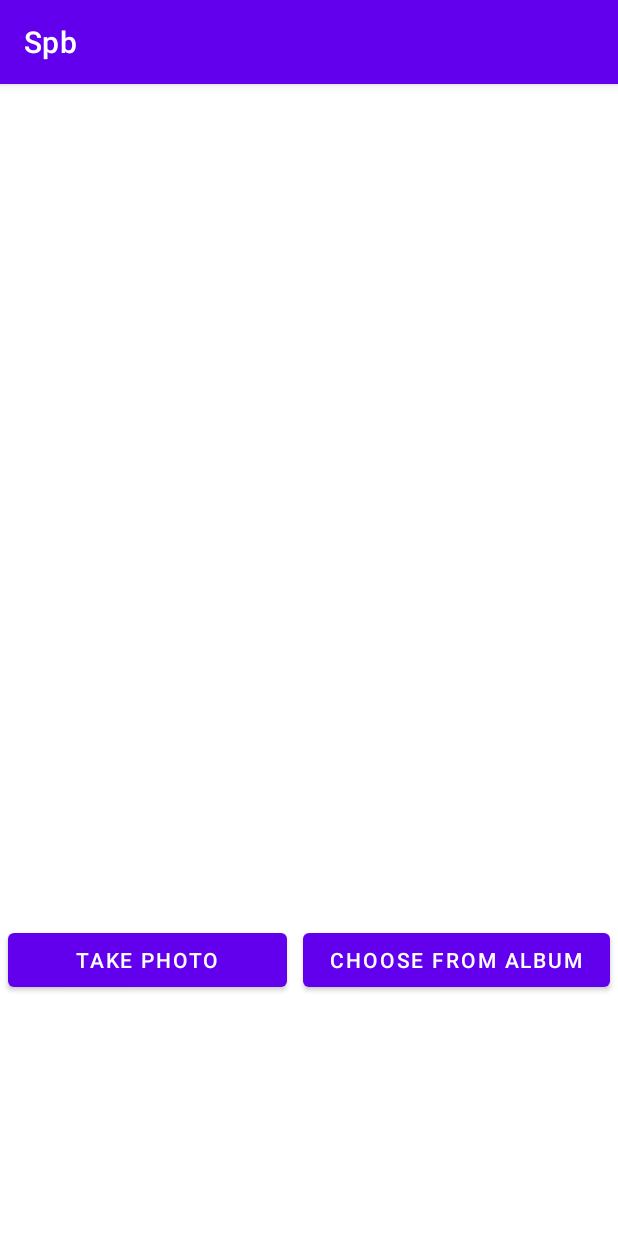
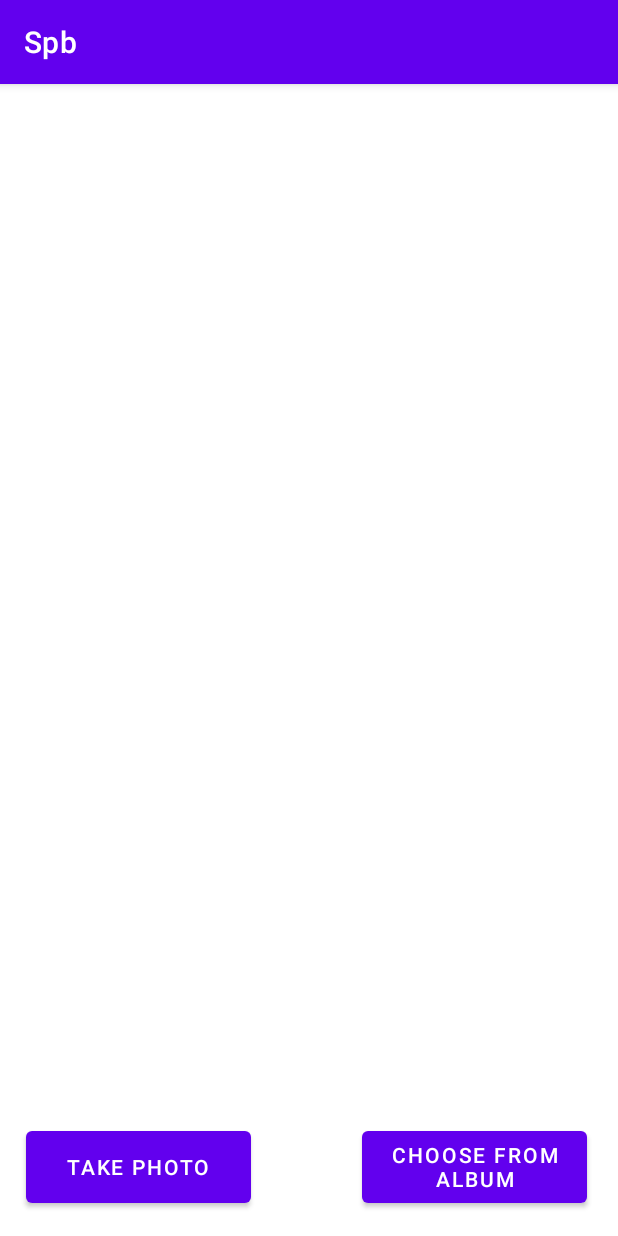
Before and after one commit to JLU-Android-Project-developers/Smoke-Pollution-Detection-app, an Android app: the screen it shows after launch (useCamera before the commit, ChoosePhoto after it), in the options menu, after a tap on "ChoosePhoto", on a phone screen of 412 x 824 dp. Run offline under Robolectric (Android 15) with nearby library versions, the phone set to English and light mode, and no system bars; pictures from the network do not load.

Commit message:
修改XML样式（较好自适应）

```diff
--- a/AndroidProject/app/build.gradle
+++ b/AndroidProject/app/build.gradle
@@ -37,7 +37,10 @@ dependencies {
     implementation 'androidx.constraintlayout:constraintlayout:2.0.4'
     implementation 'androidx.navigation:navigation-fragment:2.3.5'
     implementation 'androidx.navigation:navigation-ui:2.3.5'
+    //implementation 'com.github.yalantis:ucrop:2.2.3'
     testImplementation 'junit:junit:4.+'
     androidTestImplementation 'androidx.test.ext:junit:1.1.2'
     androidTestImplementation 'androidx.test.espresso:espresso-core:3.3.0'
+
+//    compile 'com.yalantis:ucrop:2.2.0'
 }
--- a/AndroidProject/app/src/main/java/com/example/spb/MainActivity.java
+++ b/AndroidProject/app/src/main/java/com/example/spb/MainActivity.java
@@ -5,7 +5,6 @@ import android.util.Log;
 import android.os.Bundle;
 import android.view.View;
 import android.widget.Button;
-import android.widget.TextView;
 import android.widget.Toast;
 import android.view.Menu;
 import android.view.MenuItem;
@@ -55,7 +54,7 @@ public class MainActivity extends AppCompatActivity {
                 Toast.makeText(this,"Remove!",Toast.LENGTH_LONG).show();
                 break;
             case R.id.ChoosePhoto_item:
-                Intent intent2 = new Intent(MainActivity.this,useCamera.class);
+                Intent intent2 = new Intent(MainActivity.this, ChoosePhoto.class);
                 startActivity(intent2);
                 break;
             default:
--- a/AndroidProject/app/src/main/res/layout/activity_use_camera.xml
+++ b/AndroidProject/app/src/main/res/layout/activity_use_camera.xml
@@ -1,48 +1,51 @@
 <?xml version="1.0" encoding="utf-8"?>
-<LinearLayout xmlns:android="http://schemas.android.com/apk/res/android"
+<androidx.constraintlayout.widget.ConstraintLayout xmlns:android="http://schemas.android.com/apk/res/android"
     xmlns:app="http://schemas.android.com/apk/res-auto"
     xmlns:tools="http://schemas.android.com/tools"
     android:orientation="vertical"
     android:layout_width="match_parent"
     android:layout_height="match_parent"
-    tools:context=".useCamera">
+    tools:context=".ChoosePhoto">
 
     <ImageView
         android:id="@+id/photo"
-        android:layout_width="402dp"
-        android:layout_height="560dp"
-        android:layout_gravity="center_horizontal" />
+        android:layout_width="353dp"
+        android:layout_height="546dp"
+        android:layout_gravity="center_horizontal"
+        app:layout_constraintEnd_toEndOf="parent"
+        app:layout_constraintStart_toStartOf="parent"
+        tools:layout_editor_absoluteY="30dp" />
 
     <Button
         android:id="@+id/go_next"
-        android:layout_width="match_parent"
-        android:layout_height="20dp"
-        android:layout_marginLeft="5dp"
-        android:layout_marginRight="5dp"
-        android:layout_weight="1"
-        android:text="Next" />
+        android:layout_width="360dp"
+        android:layout_height="50dp"
+        android:layout_marginBottom="80dp"
+        android:text="Next"
+        app:layout_constraintBottom_toBottomOf="parent"
+        app:layout_constraintEnd_toEndOf="parent"
+        app:layout_constraintHorizontal_bias="0.49"
+        app:layout_constraintStart_toStartOf="parent" />
 
-    <LinearLayout
-        android:layout_width="match_parent"
-        android:layout_height="wrap_content"
-        android:orientation="horizontal">
+    <Button
+        android:id="@+id/take_photo"
+        android:layout_width="150dp"
+        android:layout_height="60dp"
+        android:text="Take Photo"
+        android:layout_marginBottom="16dp"
+        app:layout_constraintBottom_toBottomOf="parent"
+        app:layout_constraintEnd_toEndOf="parent"
+        app:layout_constraintHorizontal_bias="0.065"
+        app:layout_constraintStart_toStartOf="parent" />
 
-        <Button
-            android:id="@+id/take_photo"
-            android:layout_width="182dp"
-            android:layout_height="match_parent"
-            android:layout_marginLeft="5dp"
-            android:layout_marginRight="5dp"
-            android:layout_weight="1"
-            android:text="Take Photo" />
-
-        <Button
-            android:id="@+id/choose_photo"
-            android:layout_width="200dp"
-            android:layout_height="match_parent"
-            android:layout_marginLeft="5dp"
-            android:layout_marginRight="5dp"
-            android:layout_weight="1"
-            android:text="Choose From Album" />
-    </LinearLayout>
-</LinearLayout>
+    <Button
+        android:id="@+id/choose_photo"
+        android:layout_width="150dp"
+        android:layout_height="60dp"
+        android:layout_marginBottom="16dp"
+        android:text="Choose From Album"
+        app:layout_constraintBottom_toBottomOf="parent"
+        app:layout_constraintEnd_toEndOf="parent"
+        app:layout_constraintHorizontal_bias="0.921"
+        app:layout_constraintStart_toStartOf="parent" />
+</androidx.constraintlayout.widget.ConstraintLayout>
--- a/AndroidProject/build.gradle
+++ b/AndroidProject/build.gradle
@@ -6,12 +6,12 @@ buildscript {
     }
     dependencies {
         classpath "com.android.tools.build:gradle:7.0.2"
+//        implementation 'com.github.yalantis:ucrop:2.2.3'
         //classpath "com.android.tools.build:gradle:3.1.0"
         // NOTE: Do not place your application dependencies here; they belong
         // in the individual module build.gradle files
     }
 }
-
 task clean(type: Delete) {
     delete rootProject.buildDir
 }
```
Also changed, not shown: AndroidProject/app/src/main/AndroidManifest.xml (+6 -2 lines), AndroidProject/app/src/main/java/com/example/spb/ChoosePhoto.java (added, +159 -0 lines), AndroidProject/app/src/main/java/com/example/spb/PhotoDisplay.java (+24 -7 lines), AndroidProject/app/src/main/java/com/example/spb/useCamera.java (deleted, +0 -164 lines), AndroidProject/app/src/main/res/layout/activity_photo_display.xml (+34 -23 lines), 540 other files.
